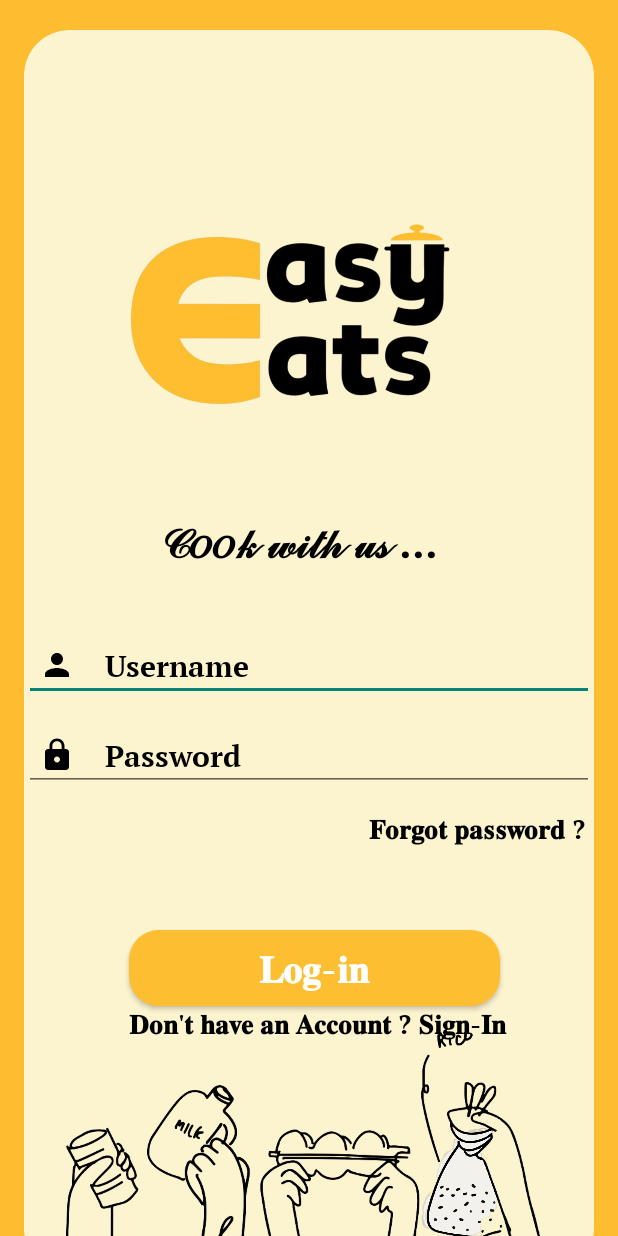
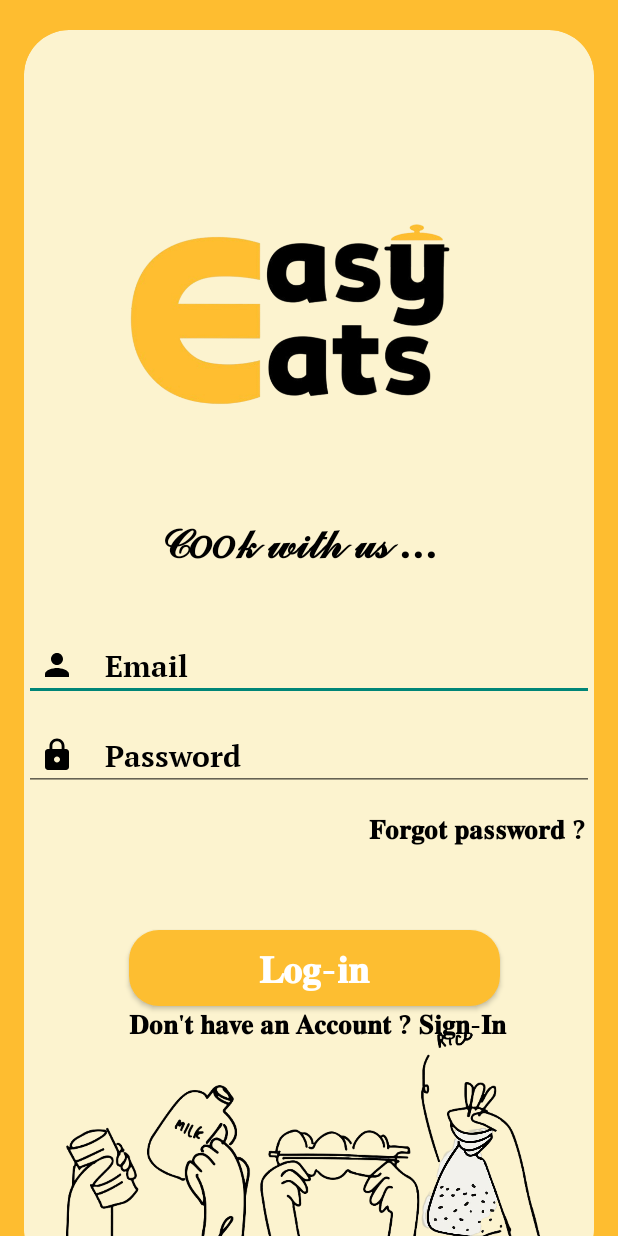
Before and after one commit to Shreya3624/Eat_meal, an Android app: the login screen opened directly, with no data from a screen before it, on a phone screen of 412 x 824 dp. Run offline under Robolectric (Android 15) with nearby library versions, the phone set to English and light mode, and no system bars.

Commit message:
finish commit

```diff
--- a/app/src/main/java/com/example/eat_easy/Shareprefrence.kt
+++ b/app/src/main/java/com/example/eat_easy/Shareprefrence.kt
@@ -6,19 +6,12 @@ import android.content.SharedPreferences
 class Shareprefrence (context: Context){
 
     private val sharedPreferences: SharedPreferences = context.getSharedPreferences("UserPrefs", Context.MODE_PRIVATE)
-    fun setlogin(islogin : Boolean):Boolean{
-        val edit  = sharedPreferences.edit()
-        if(islogin){
+    fun setlogin(islogin : Boolean) {
+        val edit = sharedPreferences.edit()
 
-        edit.putBoolean("islogin",islogin)
+        edit.putBoolean("islogin", islogin)
         edit.apply()
-        return true
-        }
-        else
-        {
-            edit.clear()
-            return false
-        }
+
     }
    fun getLogin ():Boolean{
       return sharedPreferences.getBoolean("islogin",false)
--- a/app/src/main/java/com/example/eat_easy/sign_up.kt
+++ b/app/src/main/java/com/example/eat_easy/sign_up.kt
@@ -121,10 +121,11 @@ class sign_up : AppCompatActivity() {
     }
 
     private fun calculateBMI(weight: Int, height: Int): String {
-        val heightInMeters = height / 100.0
+        val heightInMeters = height / 100.0 // Convert height from cm to meters
         val bmi = weight / (heightInMeters * heightInMeters)
         return String.format("%.2f", bmi)
     }
+
     private fun isValidEmail(email: String): Boolean {
         val emailRegex = "^[A-Za-z0-9+_.-]+@[A-Za-z0-9.-]+$".toRegex()
         return email.matches(emailRegex)
--- a/app/src/main/res/layout/activity_login.xml
+++ b/app/src/main/res/layout/activity_login.xml
@@ -59,19 +59,20 @@
             android:layout_marginTop="400dp"
             android:drawableLeft="@drawable/baseline_person_24"
             android:drawablePadding="20dp"
-            android:textColorHint="@color/black"
-            android:hint="Username"
+            android:fontFamily="@font/custom_boldfont"
+            android:hint="Email"
             android:padding="10dp"
             android:textColor="@color/black"
+            android:textColorHint="@color/black"
             android:textSize="20dp"
             android:textStyle="bold"
-            android:fontFamily="@font/custom_boldfont"
             app:layout_constraintBottom_toBottomOf="parent"
             app:layout_constraintEnd_toEndOf="parent"
             app:layout_constraintHorizontal_bias="0.714"
             app:layout_constraintStart_toStartOf="parent"
             app:layout_constraintTop_toTopOf="parent"
-            app:layout_constraintVertical_bias="0.652" />
+            app:layout_constraintVertical_bias="0.652"
+            tools:ignore="TouchTargetSizeCheck" />
 
         <EditText
             android:id="@+id/txt_pass"
@@ -80,20 +81,21 @@
             android:layout_marginTop="460dp"
             android:drawableLeft="@drawable/baseline_lock_24"
             android:drawablePadding="20dp"
-            android:textColor="@color/black"
-            android:textColorHint="@color/black"
+            android:fontFamily="@font/custom_boldfont"
             android:hint="Password"
             android:inputType="textPassword"
             android:padding="10dp"
+            android:textColor="@color/black"
+            android:textColorHint="@color/black"
             android:textSize="20dp"
             android:textStyle="bold"
-            android:fontFamily="@font/custom_boldfont"
             app:layout_constraintBottom_toBottomOf="parent"
             app:layout_constraintEnd_toEndOf="parent"
             app:layout_constraintHorizontal_bias="0.75"
             app:layout_constraintStart_toStartOf="parent"
             app:layout_constraintTop_toTopOf="parent"
-            app:layout_constraintVertical_bias="0.754" />
+            app:layout_constraintVertical_bias="0.754"
+            tools:ignore="TouchTargetSizeCheck" />
 
         <TextView
             android:id="@+id/txt_frg"
--- a/app/src/main/res/layout/activity_sign_up.xml
+++ b/app/src/main/res/layout/activity_sign_up.xml
@@ -136,7 +136,7 @@
             android:drawableLeft="@drawable/baseline_height_24"
             android:drawablePadding="20dp"
             android:textColor="@color/black"
-            android:hint="Height in meter."
+            android:hint="Height in CM."
             android:textColorHint="@color/black"
             android:padding="10dp"
             android:textSize="20dp"
```
Also changed, not shown: app/src/main/java/com/example/eat_easy/meal_planning.kt (+27 -7 lines), app/src/main/java/com/example/eat_easy/profile.kt (+25 -6 lines).
